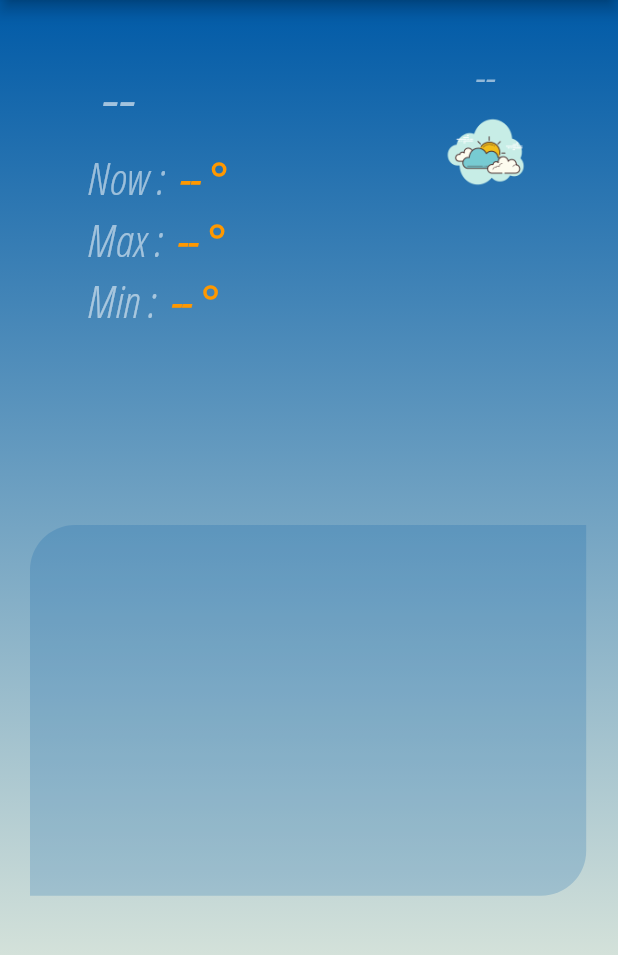
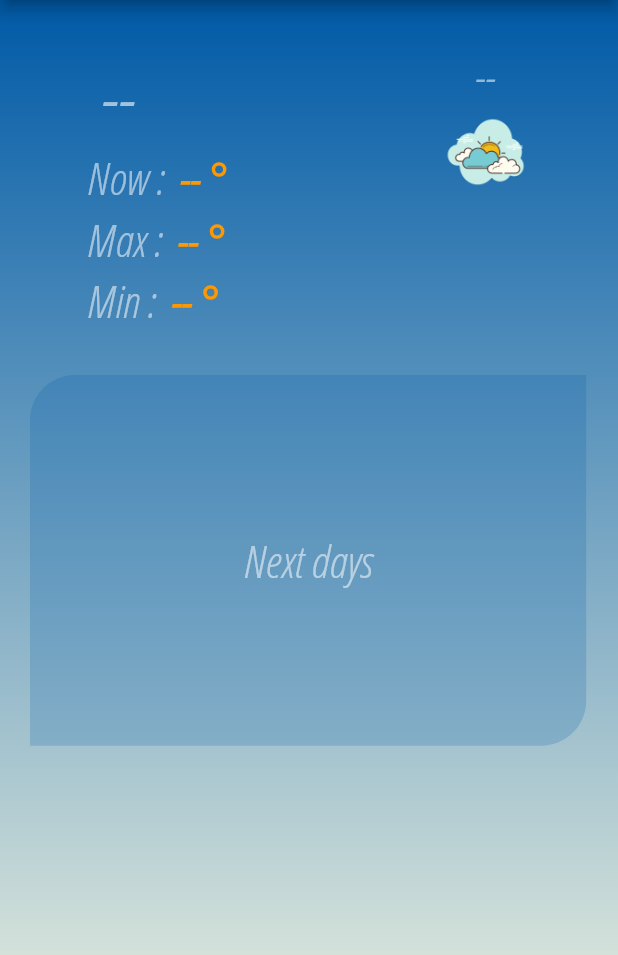
Before and after one commit to alpha1003/climapp, a Flutter app: the screen it shows after launch, on a phone screen of 412 x 824 dp, the part 84-1039 px from its top. Run offline on Flutter 3.47's test engine with Material 2 defaults, Android fonts, the phone set to English and light mode, and no system bars; our stand-ins replace date_format, easy_splash_screen.

Commit message:
last changes

```diff
--- a/lib/main.dart
+++ b/lib/main.dart
@@ -1,7 +1,9 @@
 import 'package:climapp/src/services/weather_service.dart';
 import 'package:climapp/src/view/pages/homePage.dart';
+import 'package:easy_splash_screen/easy_splash_screen.dart';
 import 'package:flutter/material.dart';
 import 'package:provider/provider.dart';
+
 
 void main() => runApp(MyApp());
 
@@ -16,7 +18,12 @@ class MyApp extends StatelessWidget {
       child: MaterialApp(
         debugShowCheckedModeBanner: false,
         title: 'Material App',
-        home: HomePage(),
+        home: EasySplashScreen(
+            logo: Image(image: AssetImage("images/fond.png")),
+            logoSize: 300,
+            navigator: HomePage(),
+            loadingText: Text("Cargando..."),
+        ),
       ),
     );
   }
--- a/lib/src/view/pages/homePage.dart
+++ b/lib/src/view/pages/homePage.dart
@@ -2,6 +2,7 @@ import 'package:climapp/src/models/location_model.dart';
 import 'package:date_format/date_format.dart';
 import 'package:climapp/src/search/locationSearchDelegate.dart';
 import 'package:flutter/material.dart';
+import 'package:climapp/src/view/styles.dart' as style;
 
 class HomePage extends StatefulWidget {
 
@@ -12,14 +13,6 @@ class HomePage extends StatefulWidget {
 
 class _HomePageState extends State<HomePage> {
 
-
-
- TextStyle style1 = TextStyle(fontSize: 50.0,color: Colors.white60,fontFamily: "alpha");
- TextStyle style2 = TextStyle(fontSize: 30.0,color: Colors.white54,fontFamily: "alpha");
- TextStyle style3 = TextStyle(fontSize: 30.0,color: Colors.orange,fontWeight: FontWeight.bold, fontFamily: "alpha");
- TextStyle style4 = TextStyle(fontSize: 40.0,color: Color.fromRGBO(242, 202, 24, 50),fontFamily: "alpha2");
-  TextStyle style5 = TextStyle(fontSize: 40.0,color: Color.fromRGBO(242, 202, 24, 50),fontFamily: "alpha");
-
  bool isData = false;
  late Location location;
 
@@ -29,7 +22,7 @@ class _HomePageState extends State<HomePage> {
   Widget build(BuildContext context) {
     return Scaffold(
       appBar: AppBar(
-          title: Text("ClimApp", style: style4,),
+          title: Text("ClimApp", style: style.style4,),
           actions: [
               IconButton(
                 onPressed: () async {
@@ -90,7 +83,7 @@ class _HomePageState extends State<HomePage> {
                         mainAxisSize: MainAxisSize.min,
                         crossAxisAlignment: CrossAxisAlignment.start,
                         children: [
-                            isData ? Text("${location.title}", style: style1,) : Text(" -- ", style: style1,),
+                            isData ? Text("${location.title}", style: style.style1,) : Text(" -- ", style: style.style1,),
                             _tempText("Now ",
                                      isData ? "${location.consolidatedWeather[0].theTemp.toStringAsFixed(1)}" : " -- "),
                             _tempText("Max ",
@@ -105,8 +98,8 @@ class _HomePageState extends State<HomePage> {
                    mainAxisAlignment: MainAxisAlignment.start,
                    children: [
                         isData?
-                        Text("${location.consolidatedWeather[0].weatherStateName}", style: style2,)
-                        :Text(" -- ", style: style2,),
+                        Text("${location.consolidatedWeather[0].weatherStateName}", style: style.style2,)
+                        :Text(" -- ", style: style.style2,),
                         Container(
                            width: MediaQuery.of(context).size.width  * 0.15,
                            height: MediaQuery.of(context).size.width * 0.15,
@@ -126,11 +119,11 @@ class _HomePageState extends State<HomePage> {
         return RichText(
                 text: TextSpan(
                   text: '$t1: ',
-                  style: style2,
+                  style: style.style2,
                   children: [
                       TextSpan(
                          text: '$t2°',
-                         style: style3,
+                         style: style.style3,
                       ),
                   ],
                 ),
@@ -146,14 +139,18 @@ class _HomePageState extends State<HomePage> {
 
       return Container(
           padding: EdgeInsets.all(15.0),
-          margin: EdgeInsets.only(top: 350.0,left: 20.0, right: 20.0),
-          height: MediaQuery.of(context).size.height*0.25,
+          margin: EdgeInsets.only(top: 300.0,left: 20.0, right: 20.0),
+          height: MediaQuery.of(context).size.height*0.40,
           width: MediaQuery.of(context).size.width*0.90,
           decoration: BoxDecoration(
               color: Color.fromRGBO(0, 90, 167, 0.2),
               borderRadius: BorderRadius.only(topLeft: Radius.circular(30), bottomRight: Radius.circular(30.0)),
           ),
-          child: Row(
+          child: Column(
+            children: [
+              Text("Next days", style: style.style2,),
+              SizedBox(height: 20.0,),
+              Row(
                   mainAxisAlignment: MainAxisAlignment.spaceBetween,
                   crossAxisAlignment: CrossAxisAlignment.start,
                   children: [
@@ -163,27 +160,31 @@ class _HomePageState extends State<HomePage> {
                         _nextDays(date4,4),
                   ],
               ),
+            ],
+          ),
       );
   }
 
   Widget _emptyContainer(){
       return Container(
-          margin: EdgeInsets.only(top: 350.0,left: 20.0, right: 20.0),
+          margin: EdgeInsets.only(top: 250.0,left: 20.0, right: 20.0),
           height: MediaQuery.of(context).size.height*0.3,
           width: MediaQuery.of(context).size.width*0.90,
           decoration: BoxDecoration(
               color: Color.fromRGBO(0, 90, 167, 0.2),
               borderRadius: BorderRadius.only(topLeft: Radius.circular(30), bottomRight: Radius.circular(30.0)),
           ),
+          child: Center(child: Text("Next days", style: style.style2,)),
       );
   }
 
  Widget _nextDays(DateTime time, int index) {
 
-     return Column(
+     return Container(
+       child: Column(
            mainAxisSize: MainAxisSize.min,
            children: [
-             Text(formatDate(time, ["D"]), style: style5,),
+               Text(formatDate(time, ["D"]), style: style.style5,),
                SizedBox(height: 10.0,),
                Container(
                  width: 30,
@@ -191,8 +192,13 @@ class _HomePageState extends State<HomePage> {
                  child:Image(image: NetworkImage(urlImage+location.consolidatedWeather[index].weatherStateAbbr+".png")) ,
                ),
                SizedBox(height: 10.0,),
-             Text("${location.consolidatedWeather[index].theTemp.toStringAsFixed(1)}°", style: style3.copyWith(fontSize: 20),)
+               Text("${location.consolidatedWeather[index].weatherStateName}", style: style.style2.copyWith(fontSize: 20),),
+               SizedBox(height: 10.0,),
+               Text("${location.consolidatedWeather[index].theTemp.toStringAsFixed(1)}°", style: style.style3.copyWith(fontSize: 20),),
+
+
            ],
+       ),
      );
 
  }
--- /dev/null
+++ b/lib/src/view/styles.dart
@@ -0,0 +1,8 @@
+import 'package:flutter/material.dart';
+
+
+TextStyle style1 = TextStyle(fontSize: 50.0,color: Colors.white60,fontFamily: "alpha");
+TextStyle style2 = TextStyle(fontSize: 30.0,color: Colors.white54,fontFamily: "alpha");
+TextStyle style3 = TextStyle(fontSize: 30.0,color: Colors.orange,fontWeight: FontWeight.bold, fontFamily: "alpha");
+TextStyle style4 = TextStyle(fontSize: 40.0,color: Color.fromRGBO(242, 202, 24, 50),fontFamily: "alpha2");
+TextStyle style5 = TextStyle(fontSize: 40.0,color: Color.fromRGBO(242, 202, 24, 50),fontFamily: "alpha");
--- a/pubspec.yaml
+++ b/pubspec.yaml
@@ -23,9 +23,11 @@ environment:
 dependencies:
   flutter:
     sdk: flutter
+  animated_splash_screen: ^1.1.0
   cupertino_icons: ^1.0.2
   date_format: ^2.0.3
   dio: ^4.0.0
+  easy_splash_screen: ^1.0.3
   http: ^0.13.3
   provider: ^5.0.0
 
```
Also changed, not shown: images/fond.png (added), images/fondo.jpg, images/fondo2.jpg (deleted), pubspec.lock, 1 other file. Lines whose indentation alone changed are shown as unchanged.
